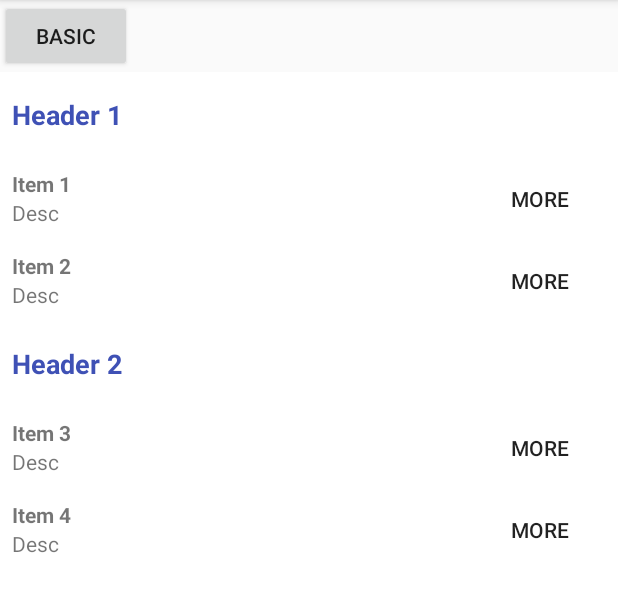
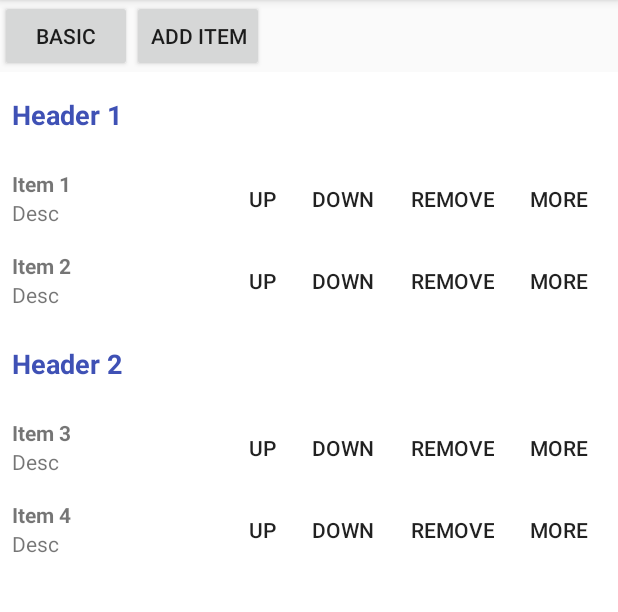
Before and after one commit to inloop/SimpleRecyclerAdapter, an Android app: the AdvancedAdapterActivity screen opened directly, with no data from a screen before it, on a phone screen of 412 x 824 dp, the part 84-696 px from its top. Run offline under Robolectric (Android 15) with nearby library versions, the phone set to English and light mode, and no system bars.

Commit message:
Updated Advanced sample

```diff
--- a/sample/src/main/java/eu/inloop/simplerecycleradapter/sample/adapter/viewholder/advanced/AdvancedDataViewHolder.java
+++ b/sample/src/main/java/eu/inloop/simplerecycleradapter/sample/adapter/viewholder/advanced/AdvancedDataViewHolder.java
@@ -9,7 +9,7 @@ import android.view.ViewGroup;
 import android.widget.Button;
 import android.widget.TextView;
 
-import java.util.Collections;
+import java.util.Arrays;
 import java.util.List;
 
 import eu.inloop.simplerecycleradapter.SettableViewHolder;
@@ -22,7 +22,8 @@ public class AdvancedDataViewHolder extends SettableViewHolder<WrappedMyDataObje
 
     private TextView mTitle;
     private TextView mText;
-    private Button mBtnMore;
+    private ViewGroup mActions;
+    private Button mBtnMore, mBtnRemove, mBtnUp, mBtnDown;
 
     public AdvancedDataViewHolder(View itemView) {
         super(itemView);
@@ -38,7 +39,11 @@ public class AdvancedDataViewHolder extends SettableViewHolder<WrappedMyDataObje
         mTitle = (TextView) itemView.findViewById(R.id.title);
         mText = (TextView) itemView.findViewById(R.id.description);
         mBtnMore = (Button) itemView.findViewById(R.id.btn_more);
-        mBtnMore.setVisibility(View.VISIBLE);
+        mBtnRemove = (Button) itemView.findViewById(R.id.btn_remove);
+        mBtnUp = (Button) itemView.findViewById(R.id.btn_move_up);
+        mBtnDown = (Button) itemView.findViewById(R.id.btn_move_down);
+        mActions = (ViewGroup) itemView.findViewById(R.id.actions);
+        mActions.setVisibility(View.VISIBLE);
     }
 
     @Override
@@ -51,6 +56,6 @@ public class AdvancedDataViewHolder extends SettableViewHolder<WrappedMyDataObje
     @Nullable
     @Override
     public List<? extends View> getInnerClickableAreas() {
-        return Collections.singletonList(mBtnMore);
+        return Arrays.asList(mBtnUp, mBtnDown, mBtnRemove, mBtnMore);
     }
 }
--- a/sample/src/main/res/layout/activity_main.xml
+++ b/sample/src/main/res/layout/activity_main.xml
@@ -23,6 +23,13 @@
             android:layout_height="wrap_content"
             android:text="Advanced"/>
 
+        <Button
+            android:id="@+id/btn_add"
+            android:visibility="gone"
+            android:layout_width="wrap_content"
+            android:layout_height="wrap_content"
+            android:text="Add item"/>
+
     </LinearLayout>
 
     <android.support.v7.widget.RecyclerView
--- a/sample/src/main/res/layout/item_mydata.xml
+++ b/sample/src/main/res/layout/item_mydata.xml
@@ -12,6 +12,7 @@
         android:layout_height="wrap_content"
         android:layout_weight="1"
         android:orientation="vertical">
+
         <TextView
             android:id="@+id/title"
             android:layout_width="wrap_content"
@@ -26,12 +27,43 @@
             tools:text="Text"/>
     </LinearLayout>
 
+    <LinearLayout
+        android:id="@+id/actions"
+        android:layout_width="wrap_content"
+        android:layout_height="match_parent"
+        android:orientation="horizontal"
+        android:visibility="gone">
+
+        <Button
+            android:id="@+id/btn_move_up"
+            style="@style/Widget.AppCompat.Button.Borderless"
+            android:layout_width="wrap_content"
+            android:layout_height="match_parent"
+            android:minWidth="0dp"
+            android:text="Up"/>
+
+        <Button
+            android:id="@+id/btn_move_down"
+            style="@style/Widget.AppCompat.Button.Borderless"
+            android:layout_width="wrap_content"
+            android:layout_height="match_parent"
+            android:minWidth="0dp"
+            android:text="Down"/>
+
+        <Button
+            android:id="@+id/btn_remove"
+            style="@style/Widget.AppCompat.Button.Borderless"
+            android:layout_width="wrap_content"
+            android:layout_height="match_parent"
+            android:minWidth="0dp"
+            android:text="Remove"/>
+
         <Button
             android:id="@+id/btn_more"
+            style="@style/Widget.AppCompat.Button.Borderless"
             android:layout_width="wrap_content"
             android:layout_height="match_parent"
-        android:text="More"
-        android:visibility="gone"
-        style="@style/Widget.AppCompat.Button.Borderless"/>
-
+            android:minWidth="0dp"
+            android:text="More"/>
     </LinearLayout>
+</LinearLayout>
```
Also changed, not shown: sample/src/main/java/eu/inloop/simplerecycleradapter/sample/activity/AdvancedAdapterActivity.java (+30 -4 lines), 1 other file. Lines whose indentation alone changed are shown as unchanged.
